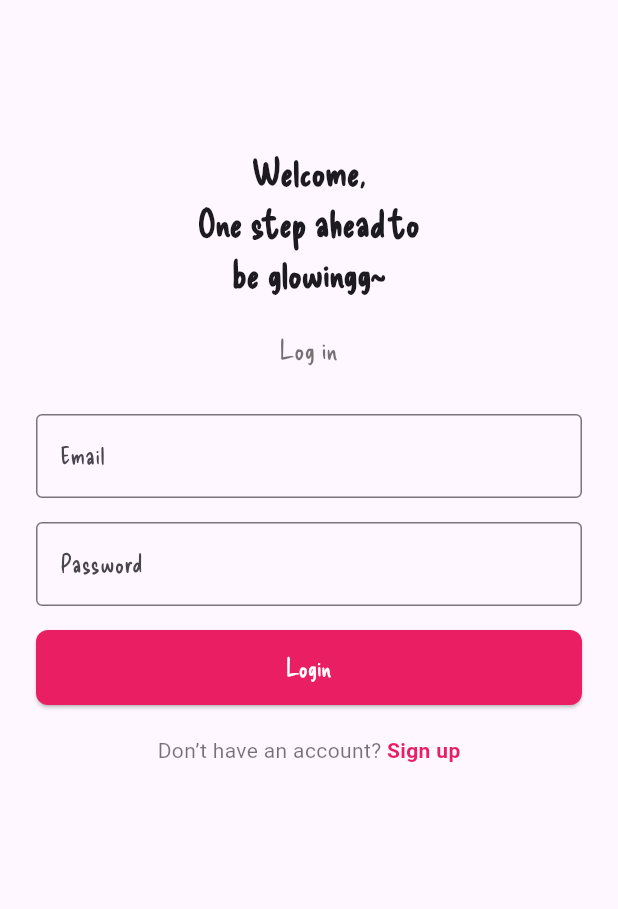
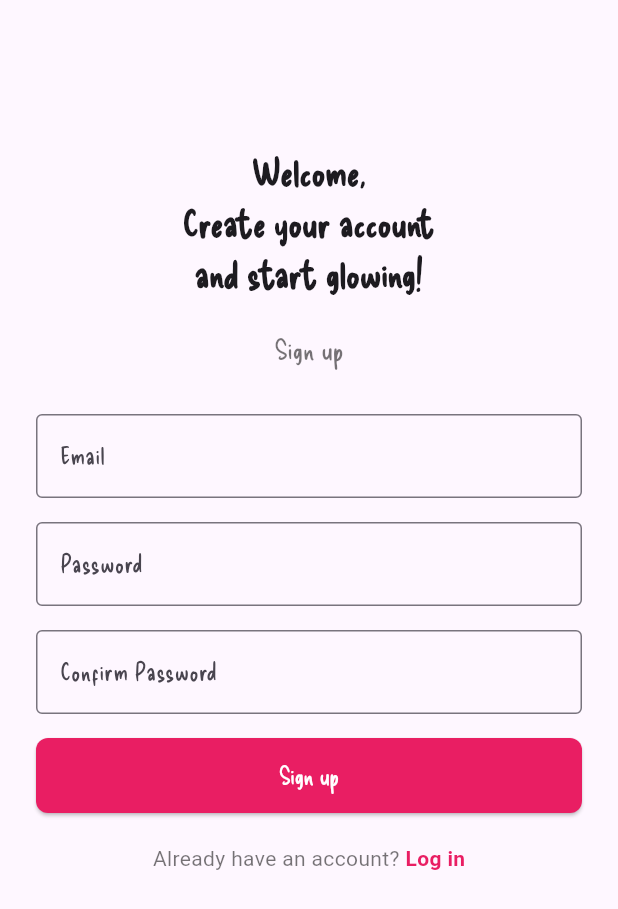
Before and after one commit to donnaagn/skin_match, a Flutter app: the screen it shows after launch, after a tap on an icon or button, on a phone screen of 412 x 824 dp. Shown: the top 909 px of the screen. Run offline on Flutter 3.47's test engine with Material 3 defaults, Android fonts, the light colour scheme and no system bars; our stand-ins replace shared_preferences.

Commit message:
register screeen

```diff
--- a/lib/main.dart
+++ b/lib/main.dart
@@ -2,6 +2,7 @@ import 'package:flutter/material.dart';
 import 'package:skin_match/screens/login_screen.dart';
 import 'package:shared_preferences/shared_preferences.dart';
 import 'package:skin_match/screens/main_screen.dart';
+import 'package:skin_match/screens/register_screen.dart';
 
 
 void main() async {
@@ -32,7 +33,9 @@ class SkinMatchApp extends StatelessWidget {
       home: isLoggedIn ? const MainScreen() : const LoginScreen(),
       routes: {
         '/login': (context) => const LoginScreen(),
-        '/home': (context) => const MainScreen()
+        '/home': (context) => const MainScreen(),
+        '/register': (context) => const RegisterScreen(),
+
       },
     );
   }
--- a/lib/screens/login_screen.dart
+++ b/lib/screens/login_screen.dart
@@ -100,8 +100,10 @@ class _LoginScreenState extends State<LoginScreen> {
                     Center(
                       child: GestureDetector(
                         onTap: () {
-                          // Navigate to sign-up screen
+                          Navigator.pushReplacementNamed(context, '/register');
                         },
+                      child: MouseRegion(
+                        cursor: SystemMouseCursors.click, // Mengubah kursor menjadi tangan
                         child: const Text.rich(
                           TextSpan(
                             text: "Don’t have an account? ",
@@ -118,6 +120,7 @@ class _LoginScreenState extends State<LoginScreen> {
                   ),
                 ),
               ),
+                    ),
             ],
           ),
         ),
--- a/lib/screens/register_screen.dart
+++ b/lib/screens/register_screen.dart
@@ -0,0 +1,160 @@
+import 'package:flutter/material.dart';
+import 'package:skin_match/models/user.dart'; // Pastikan path ini sesuai
+import 'package:skin_match/data/user_data.dart'; // Pastikan path ini sesuai
+
+class RegisterScreen extends StatefulWidget {
+  const RegisterScreen({Key? key}) : super(key: key);
+
+  @override
+  State<RegisterScreen> createState() => _RegisterScreenState();
+}
+
+class _RegisterScreenState extends State<RegisterScreen> {
+  final TextEditingController _emailController = TextEditingController();
+  final TextEditingController _passwordController = TextEditingController();
+  final TextEditingController _confirmPasswordController = TextEditingController();
+
+  @override
+  Widget build(BuildContext context) {
+    return Scaffold(
+      body: SingleChildScrollView(
+        child: Padding(
+          padding: const EdgeInsets.symmetric(horizontal: 24, vertical: 48),
+          child: Column(
+            crossAxisAlignment: CrossAxisAlignment.start,
+            children: [
+              const SizedBox(height: 50),
+              Center(
+                child: Column(
+                  children: const [
+                    Text(
+                      'Welcome, \nCreate your account \nand start glowing!',
+                      textAlign: TextAlign.center,
+                      style: TextStyle(
+                        fontSize: 24,
+                        fontWeight: FontWeight.bold,
+                        height: 1.4,
+                      ),
+                    ),
+                    SizedBox(height: 20),
+                    Text(
+                      'Sign up',
+                      style: TextStyle(
+                        fontSize: 18,
+                        color: Colors.black54,
+                        fontWeight: FontWeight.w500,
+                      ),
+                    ),
+                  ],
+                ),
+              ),
+
+              const SizedBox(height: 30),
+
+              // TextField untuk Email
+              TextField(
+                controller: _emailController,
+                decoration: const InputDecoration(
+                    border: OutlineInputBorder(), labelText: 'Email'),
+              ),
+              const SizedBox(height: 16),
+
+              // TextField untuk Password
+              TextField(
+                controller: _passwordController,
+                decoration: const InputDecoration(
+                    border: OutlineInputBorder(), labelText: 'Password'),
+                obscureText: true,
+              ),
+              const SizedBox(height: 16),
+
+              // TextField untuk Konfirmasi Password
+              TextField(
+                controller: _confirmPasswordController,
+                decoration: const InputDecoration(
+                    border: OutlineInputBorder(), labelText: 'Confirm Password'),
+                obscureText: true,
+              ),
+
+              const SizedBox(height: 16),
+
+              // Tombol Register
+              ElevatedButton(
+                onPressed: () {
+                  String email = _emailController.text;
+                  String password = _passwordController.text;
+                  String confirmPassword = _confirmPasswordController.text;
+
+                  if (validateRegister(email, password, confirmPassword)) {
+                    userList.add(User(email: email, password: password, name: ''));
+                    Navigator.pushReplacementNamed(context, '/login');
+                    ScaffoldMessenger.of(context).showSnackBar(
+                      const SnackBar(content: Text('Account created successfully!')),
+                    );
+                  } else {
+                    ScaffoldMessenger.of(context).showSnackBar(
+                      const SnackBar(content: Text('Invalid input or passwords do not match')),
+                    );
+                  }
+                },
+                style: ElevatedButton.styleFrom(
+                  backgroundColor: Colors.pink,
+                  minimumSize: const Size(double.infinity, 50),
+                  shape: RoundedRectangleBorder(
+                    borderRadius: BorderRadius.circular(8),
+                  ),
+                ),
+                child: const Text(
+                  'Sign up',
+                  style: TextStyle(color: Colors.white, fontSize: 16),
+                ),
+              ),
+
+              const SizedBox(height: 20),
+              Center(
+                child: GestureDetector(
+                  onTap: () {
+                    Navigator.pushReplacementNamed(context, '/login');
+                  },
+                child: MouseRegion(
+                  cursor: SystemMouseCursors.click, // Mengubah kursor menjadi tangan
+                  child: const Text.rich(
+                    TextSpan(
+                      text: "Already have an account? ",
+                      style: TextStyle(color: Colors.black54),
+                      children: [
+                        TextSpan(
+                          text: "Log in",
+                          style: TextStyle(
+                              color: Colors.pink,
+                              fontWeight: FontWeight.bold),
+                        ),
+                      ],
+                    ),
+                  ),
+                ),
+              ),
+              ),
+            ],
+          ),
+        ),
+      ),
+    );
+  }
+
+  // Fungsi validasi registrasi
+  bool validateRegister(String email, String password, String confirmPassword) {
+    if (email.isEmpty || password.isEmpty || confirmPassword.isEmpty) {
+      return false;
+    }
+    if (password != confirmPassword) {
+      return false;
+    }
+    for (User user in userList) {
+      if (user.email == email) {
+        return false; // Email sudah terdaftar
+      }
+    }
+    return true;
+  }
+}
```
